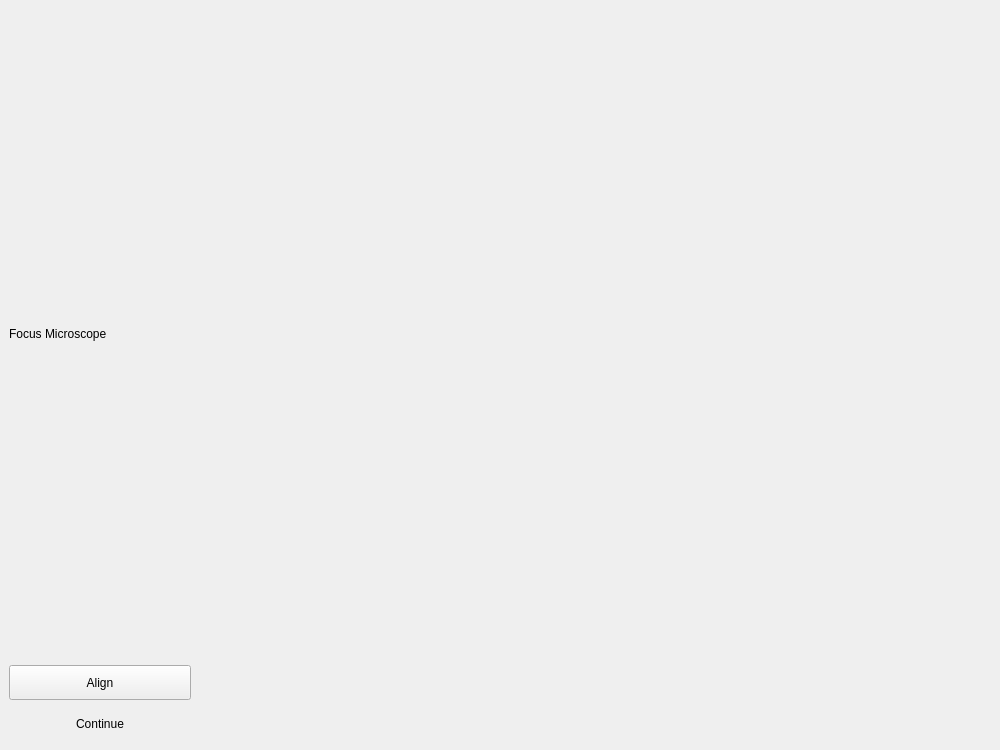
Old version of the form sequential/views/Focus_Widget.ui in the repository aquilesC/NanoCETPy.
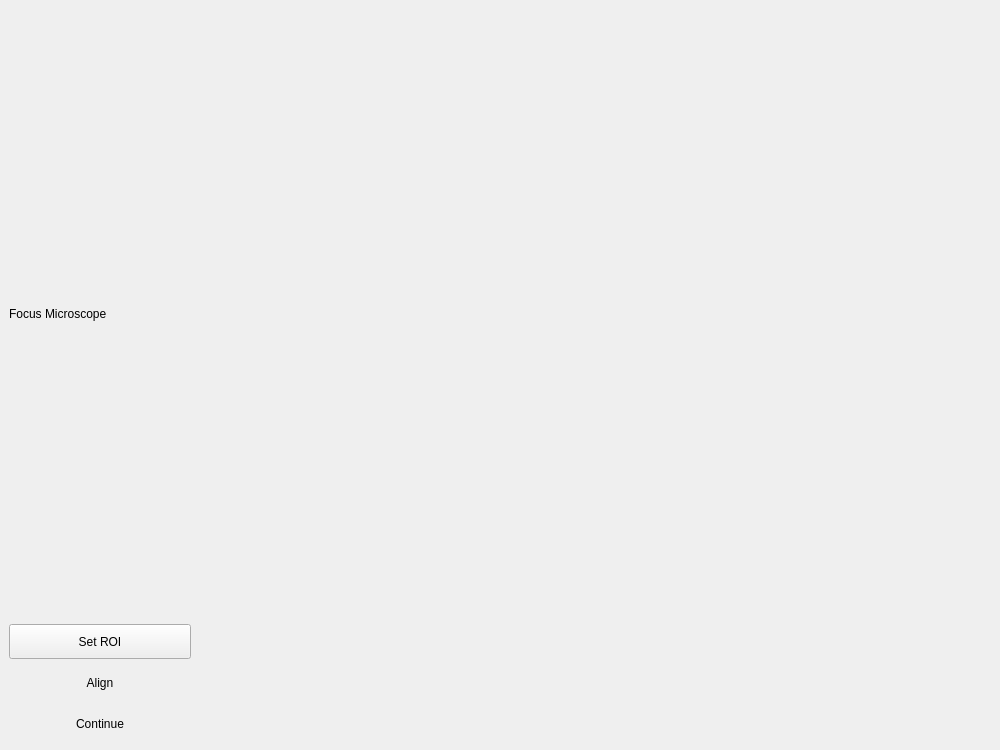
New version of the form.

Commit message: UI updates from feedback round

The edit to the form file:
```diff
--- a/sequential/views/Focus_Widget.ui
+++ b/sequential/views/Focus_Widget.ui
@@ -48,6 +48,19 @@
         </property>
        </widget>
       </item>
+      <item>
+       <widget class="QPushButton" name="ROI_button">
+        <property name="minimumSize">
+         <size>
+          <width>0</width>
+          <height>35</height>
+         </size>
+        </property>
+        <property name="text">
+         <string>Set ROI</string>
+        </property>
+       </widget>
+      </item>
       <item>
        <widget class="QPushButton" name="align_button">
         <property name="minimumSize">
@@ -59,6 +72,9 @@
         <property name="text">
          <string>Align</string>
         </property>
+        <property name="flat">
+         <bool>true</bool>
+        </property>
        </widget>
       </item>
       <item>
```
The commit also changes 6 other files.
